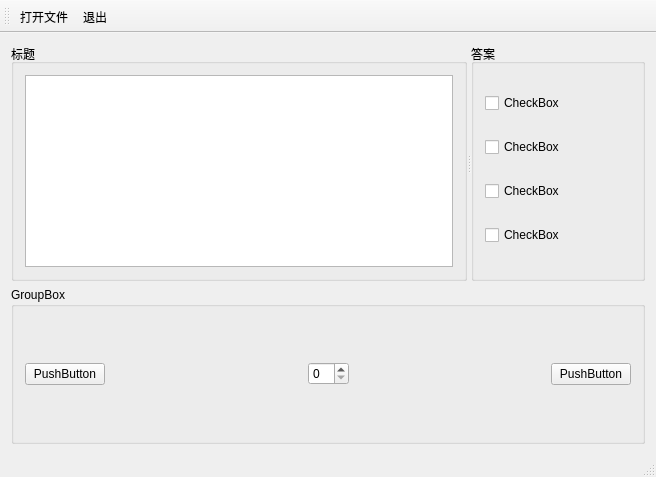
Before: the Qt Designer form Answer/MainWindow.ui in ml0042993/PyQt5, drawn with Qt 5.
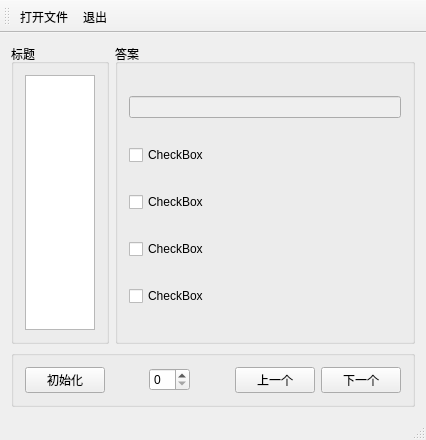
After: the same form once the commit is applied. Icons and pictures are not drawn.

Commit message: 重新设置UI界面，修改部分逻辑

The edit to the form file:
```diff
--- a/Answer/MainWindow.ui
+++ b/Answer/MainWindow.ui
@@ -6,21 +6,29 @@
    <rect>
     <x>0</x>
     <y>0</y>
-    <width>656</width>
-    <height>477</height>
+    <width>417</width>
+    <height>435</height>
    </rect>
   </property>
   <property name="windowTitle">
    <string>MainWindow</string>
   </property>
   <widget class="QWidget" name="centralWidget">
-   <layout class="QVBoxLayout" name="verticalLayout_3">
-    <item>
-     <widget class="QSplitter" name="splitter">
-      <property name="orientation">
-       <enum>Qt::Horizontal</enum>
-      </property>
+   <layout class="QGridLayout" name="gridLayout">
+    <item row="0" column="0">
       <widget class="QGroupBox" name="groupBox">
+      <property name="sizePolicy">
+       <sizepolicy hsizetype="Preferred" vsizetype="Preferred">
+        <horstretch>0</horstretch>
+        <verstretch>0</verstretch>
+       </sizepolicy>
+      </property>
+      <property name="maximumSize">
+       <size>
+        <width>200</width>
+        <height>16777215</height>
+       </size>
+      </property>
        <property name="title">
         <string>标题</string>
        </property>
@@ -30,34 +38,64 @@
         </item>
        </layout>
       </widget>
+    </item>
+    <item row="0" column="1">
       <widget class="QGroupBox" name="groupBox_2">
+      <property name="sizePolicy">
+       <sizepolicy hsizetype="Preferred" vsizetype="Preferred">
+        <horstretch>2</horstretch>
+        <verstretch>0</verstretch>
+       </sizepolicy>
+      </property>
+      <property name="minimumSize">
+       <size>
+        <width>300</width>
+        <height>300</height>
+       </size>
+      </property>
        <property name="title">
         <string>答案</string>
        </property>
-       <layout class="QVBoxLayout" name="verticalLayout">
+      <layout class="QVBoxLayout" name="verticalLayout_3">
         <item>
-         <widget class="QCheckBox" name="che_A">
+        <widget class="QLineEdit" name="lineEdit">
+         <property name="enabled">
+          <bool>false</bool>
+         </property>
+         <property name="dragEnabled">
+          <bool>false</bool>
+         </property>
+         <property name="readOnly">
+          <bool>false</bool>
+         </property>
+         <property name="clearButtonEnabled">
+          <bool>false</bool>
+         </property>
+        </widget>
+       </item>
+       <item>
+        <widget class="QCheckBox" name="chk_A">
           <property name="text">
            <string>CheckBox</string>
           </property>
          </widget>
         </item>
         <item>
-         <widget class="QCheckBox" name="che_B">
+        <widget class="QCheckBox" name="chk_B">
           <property name="text">
            <string>CheckBox</string>
           </property>
          </widget>
         </item>
         <item>
-         <widget class="QCheckBox" name="che_D">
+        <widget class="QCheckBox" name="chk_D">
           <property name="text">
            <string>CheckBox</string>
           </property>
          </widget>
         </item>
         <item>
-         <widget class="QCheckBox" name="che_C">
+        <widget class="QCheckBox" name="chk_C">
           <property name="text">
            <string>CheckBox</string>
           </property>
@@ -65,18 +103,23 @@
         </item>
        </layout>
       </widget>
-     </widget>
     </item>
-    <item>
+    <item row="2" column="0" colspan="2">
      <widget class="QGroupBox" name="groupBox_3">
+      <property name="maximumSize">
+       <size>
+        <width>16777215</width>
+        <height>60</height>
+       </size>
+      </property>
       <property name="title">
-       <string>GroupBox</string>
+       <string/>
       </property>
       <layout class="QHBoxLayout" name="horizontalLayout">
        <item>
         <widget class="QPushButton" name="pushButton">
          <property name="text">
-          <string>PushButton</string>
+          <string>初始化</string>
          </property>
         </widget>
        </item>
@@ -112,7 +155,14 @@
        <item>
         <widget class="QPushButton" name="pushButton_2">
          <property name="text">
-          <string>PushButton</string>
+          <string>上一个</string>
+         </property>
+        </widget>
+       </item>
+       <item>
+        <widget class="QPushButton" name="btnNext">
+         <property name="text">
+          <string>下一个</string>
          </property>
         </widget>
        </item>
```
Left out of the diff: 4 changed lines with no effect on the pictures. Lines whose indentation alone changed are shown as unchanged. The commit also changes 6 other files.
